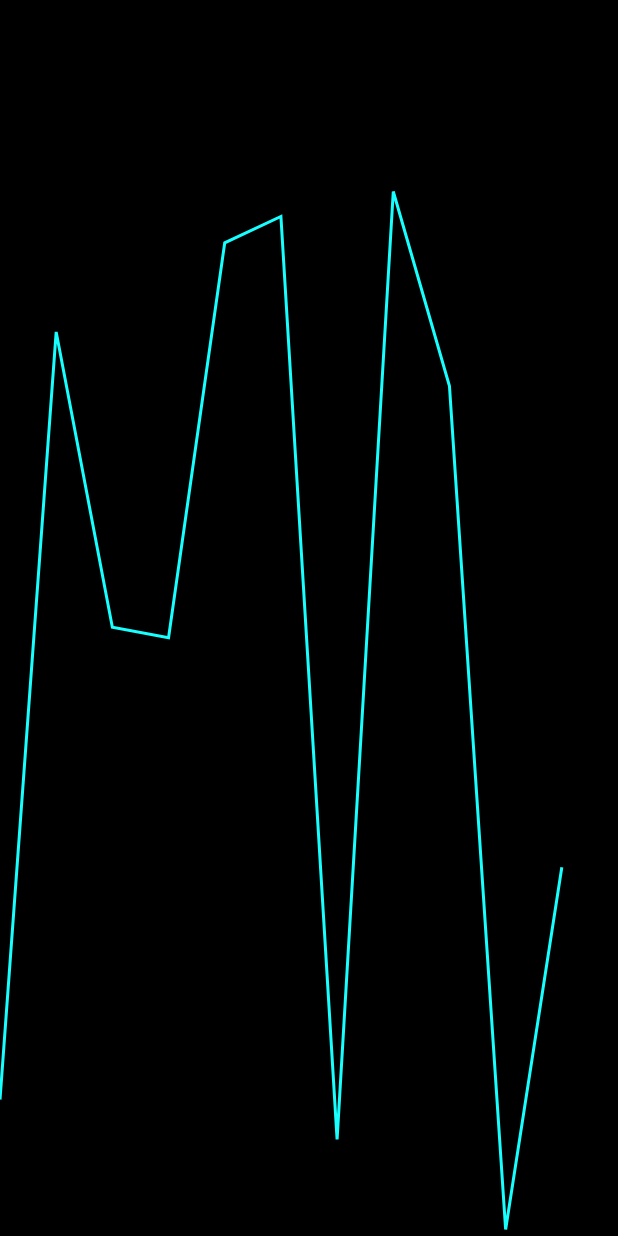
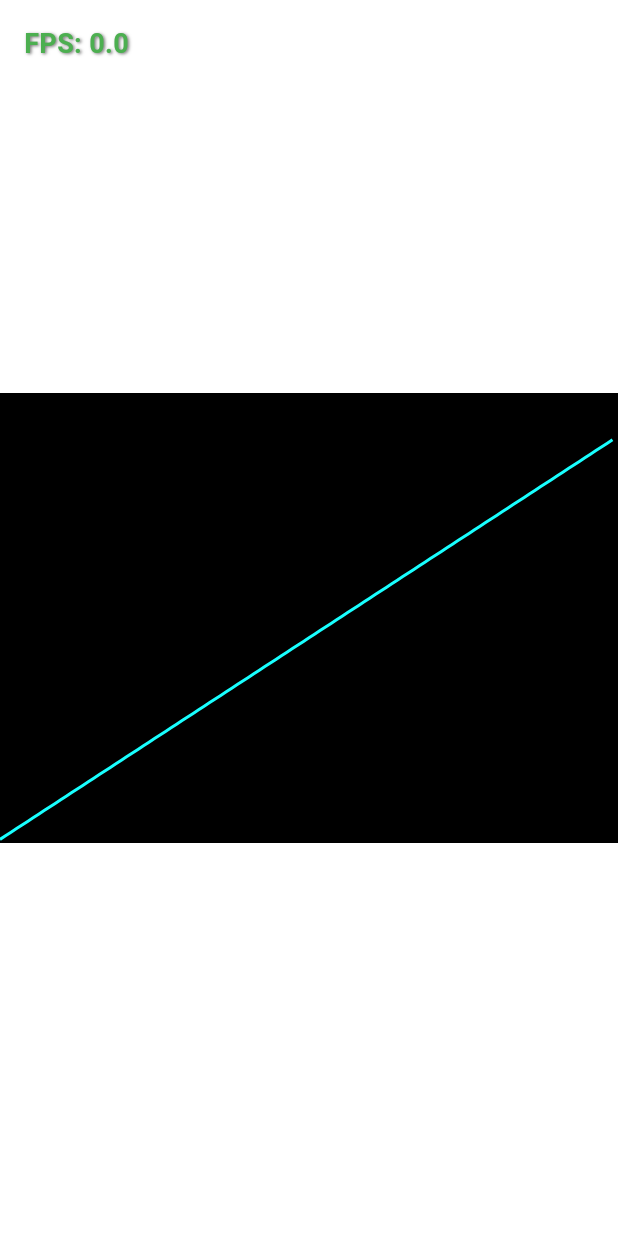
Before and after one commit to ssrivatsava7/Scratch, a Flutter app: the first screen one second after launch, on a phone screen of 412 x 824 dp. Run offline on Flutter 3.47's test engine with Material 3 defaults, Android fonts, the phone set to English and light mode, and no system bars; our stand-ins replace get.

Commit message:
Added high frequency data updates with FPS Counter overlay

```diff
--- a/frontend/lib/data_controller.dart
+++ b/frontend/lib/data_controller.dart
@@ -1,30 +1,56 @@
-import 'dart:math';
+import 'dart:async';
 
-import 'package:flutter/scheduler.dart';
 import 'package:get/get.dart';
 
-class DataController extends GetxController with GetTickerProviderStateMixin {
-  final RxList<double> data = <double>[].obs;
-  final int maxPoints = 300;
-  final _random = Random();
-  late Ticker _ticker;
+class DataController extends GetxController {
+  var data = <double>[].obs;
+  var fps = 0.0.obs;
+
+  int _frameCount = 0;
+  late DateTime _lastTime;
+  late Timer _dataTimer;
 
   @override
   void onInit() {
     super.onInit();
-    _ticker = createTicker(_onTick)..start();
-  }
+    _lastTime = DateTime.now();
 
-  void _onTick(Duration elapsed) {
-    if (data.length >= maxPoints) {
-      data.removeAt(0);
-    }
-    data.add(_random.nextDouble() * 100);
+    // Start timer to update data every 8 ms (~120 FPS)
+    _dataTimer = Timer.periodic(Duration(milliseconds: 8), (_) {
+      updateData(); // public method called here
+    });
   }
 
   @override
   void onClose() {
-    _ticker.dispose();
+    _dataTimer.cancel();
     super.onClose();
   }
+
+  void frameRendered() {
+    _frameCount++;
+    final now = DateTime.now();
+    final diff = now.difference(_lastTime).inMilliseconds;
+
+    if (diff >= 1000) {
+      fps.value = _frameCount * 1000 / diff;
+      _frameCount = 0;
+      _lastTime = now;
+    }
+  }
+
+  // public method now
+  void updateData() {
+    final now = DateTime.now();
+
+    // Example: generate random data between 0 and 100
+    double newValue = (100 * (now.millisecond / 1000));
+
+    if (data.length > 200) {
+      data.removeAt(0);
+    }
+    data.add(newValue);
+
+    frameRendered();
+  }
 }
--- a/frontend/lib/main.dart
+++ b/frontend/lib/main.dart
@@ -16,13 +16,45 @@ class ChartPage extends StatelessWidget {
   @override
   Widget build(BuildContext context) {
     return Scaffold(
-      backgroundColor: Colors.black,
-      body: Obx(() {
-        return CustomPaint(
-          painter: ChartPainter(List.from(controller.data)),
-          size: Size.infinite,
-        );
-      }),
+      backgroundColor: Colors.white,
+      body: Stack(
+        children: [
+          Center(
+            child: Container(
+              height: 300,
+              width: double.infinity,
+              color: Colors.black,
+              child: Obx(() {
+                return CustomPaint(
+                  painter: ChartPainter(List.from(controller.data)),
+                  size: Size.infinite,
+                );
+              }),
+            ),
+          ),
+          Positioned(
+            top: 16,
+            left: 16,
+            child: Obx(() {
+              return Text(
+                'FPS: ${controller.fps.toStringAsFixed(1)}',
+                style: const TextStyle(
+                  color: Colors.green,
+                  fontWeight: FontWeight.bold,
+                  fontSize: 18,
+                  shadows: [
+                    Shadow(
+                      offset: Offset(1, 1),
+                      blurRadius: 2,
+                      color: Colors.black54,
+                    ),
+                  ],
+                ),
+              );
+            }),
+          ),
+        ],
+      ),
     );
   }
 }
```
Also changed, not shown: frontend/lib/fps_counter.dart (added, +56 -0 lines).
